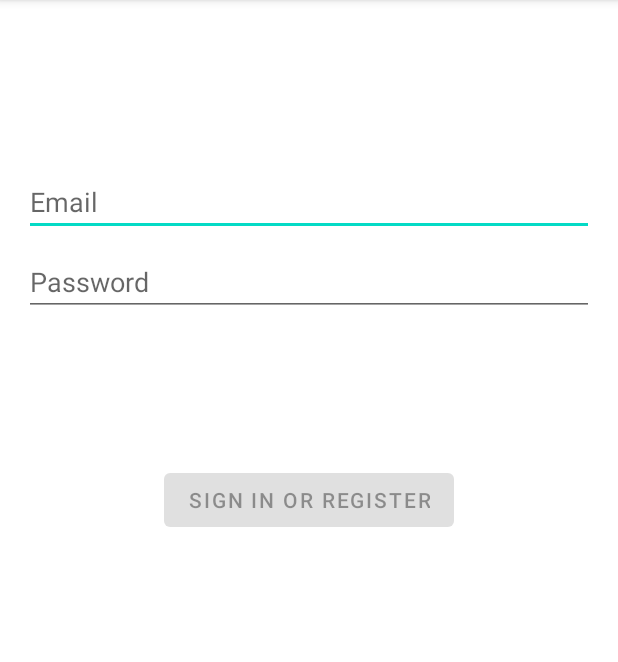
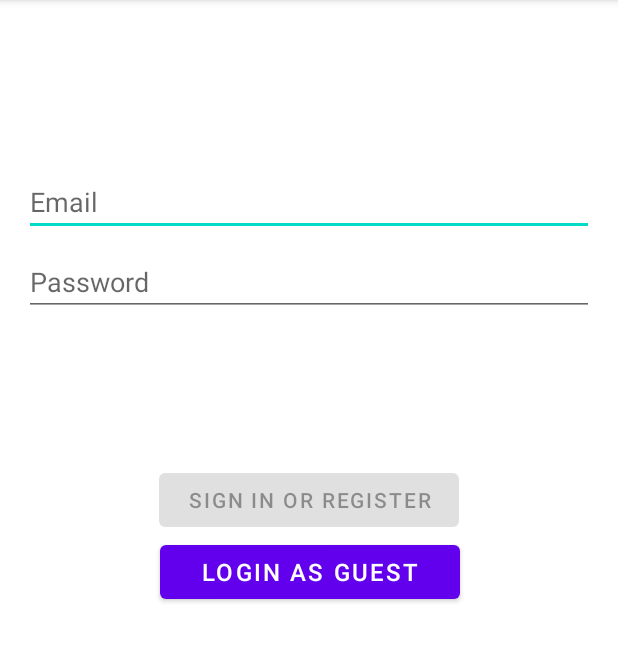
Before and after one commit to mrtaka/CSCI3310_Cardlords3, an Android app: the screen it shows after launch (LoginActivity), on a phone screen of 412 x 824 dp, the part 84-746 px from its top. Run offline under Robolectric (Android 15) with nearby library versions, the phone set to English and light mode, and no system bars.

```diff
--- a/app/src/main/res/layout/activity_login.xml
+++ b/app/src/main/res/layout/activity_login.xml
@@ -10,6 +10,19 @@
     android:paddingRight="@dimen/activity_horizontal_margin"
     android:paddingBottom="@dimen/activity_vertical_margin"
     tools:context=".ui.login.LoginActivity">
+
+    <Button
+        android:id="@+id/guest_button"
+        android:layout_width="200dp"
+        android:layout_height="wrap_content"
+        android:text="Login as Guest"
+        android:textColor="@android:color/white"
+        android:textSize="16sp"
+        android:onClick="guest_login"
+        app:layout_constraintEnd_toEndOf="parent"
+        app:layout_constraintHorizontal_bias="0.502"
+        app:layout_constraintStart_toStartOf="parent"
+        app:layout_constraintTop_toBottomOf="@+id/login" />
 
     <EditText
         android:id="@+id/username"
@@ -39,7 +52,7 @@
 
     <Button
         android:id="@+id/login"
-        android:layout_width="wrap_content"
+        android:layout_width="200dp"
         android:layout_height="wrap_content"
         android:layout_gravity="start"
         android:layout_marginTop="16dp"
```
Also changed, not shown: app/src/main/AndroidManifest.xml (+7 -0 lines), app/src/main/java/com/example/cardlords3/MenuActivity.java (added, +20 -0 lines), app/src/main/java/com/example/cardlords3/ui/login/LoginActivity.java (+14 -0 lines), app/src/main/res/layout/activity_menu.xml (added, +80 -0 lines).
